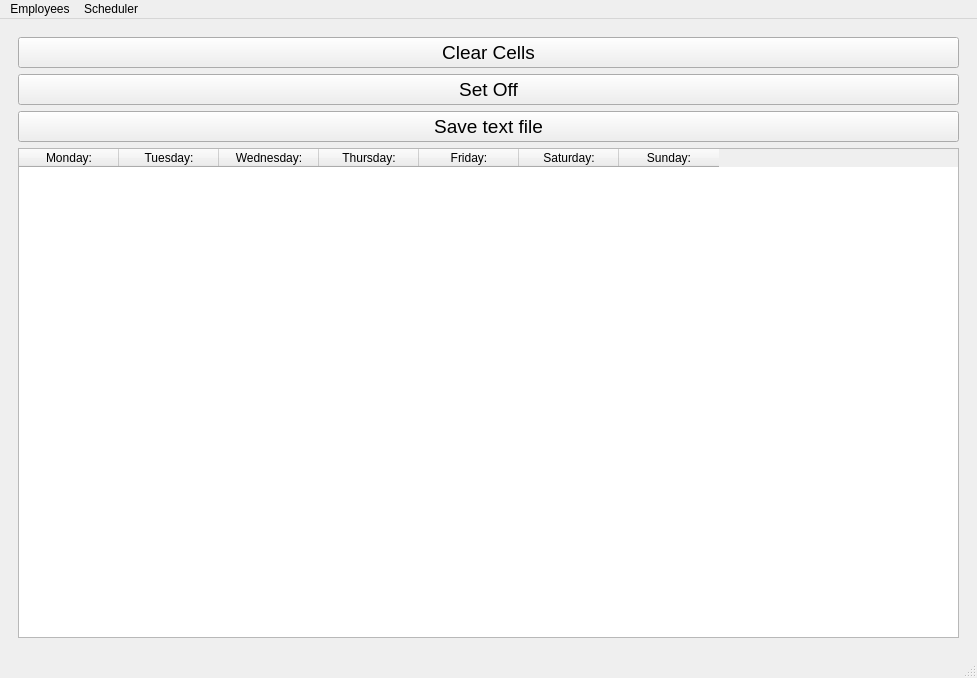
Before: the Qt Designer form mainwindow.ui in camwick/qdobaScheduler, drawn with Qt 5.
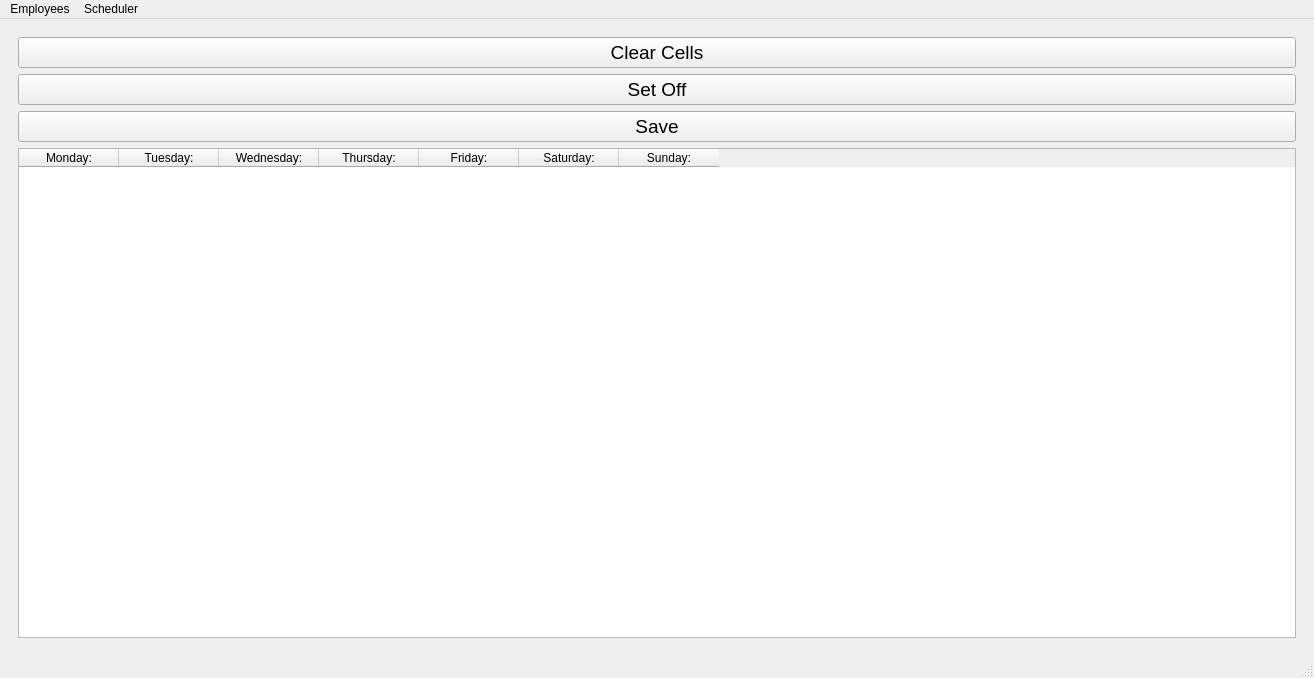
After: the same form once the commit is applied. The open tabs and pages were chosen to show the change. Icons and pictures are not drawn.

```diff
--- a/mainwindow.ui
+++ b/mainwindow.ui
@@ -6,7 +6,7 @@
    <rect>
     <x>0</x>
     <y>0</y>
-    <width>977</width>
+    <width>1314</width>
     <height>678</height>
    </rect>
   </property>
@@ -164,7 +164,7 @@
            <string>Saves table to a text document in parent directory</string>
           </property>
           <property name="text">
-           <string>Save text file</string>
+           <string>Save</string>
           </property>
          </widget>
         </item>
@@ -221,7 +221,7 @@
     <rect>
      <x>0</x>
      <y>0</y>
-     <width>977</width>
+     <width>1314</width>
      <height>21</height>
     </rect>
    </property>
```
Left out of the diff: 2 changed lines with no effect on the pictures.
